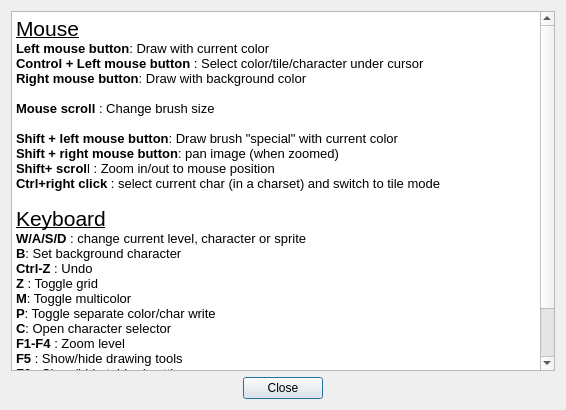
Old version of the form source/dialogimagehelp.ui in the repository leuat/TRSE.
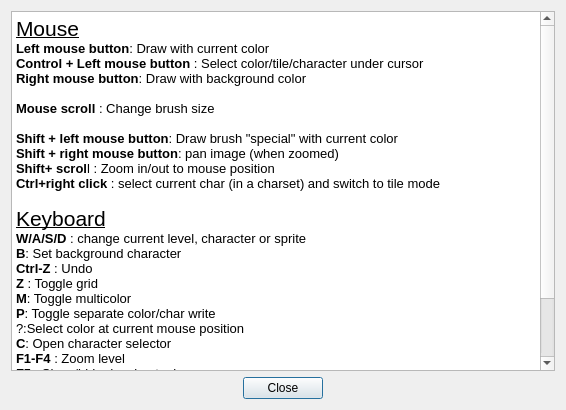
New version of the form.

```diff
--- a/source/dialogimagehelp.ui
+++ b/source/dialogimagehelp.ui
@@ -22,7 +22,7 @@
         <string>&lt;!DOCTYPE HTML PUBLIC &quot;-//W3C//DTD HTML 4.0//EN&quot; &quot;http://www.w3.org/TR/REC-html40/strict.dtd&quot;&gt;
 &lt;html&gt;&lt;head&gt;&lt;meta name=&quot;qrichtext&quot; content=&quot;1&quot; /&gt;&lt;style type=&quot;text/css&quot;&gt;
 p, li { white-space: pre-wrap; }
-&lt;/style&gt;&lt;/head&gt;&lt;body style=&quot; font-family:'MS Shell Dlg 2'; font-size:8.25pt; font-weight:400; font-style:normal;&quot;&gt;
+&lt;/style&gt;&lt;/head&gt;&lt;body style=&quot; font-family:'.AppleSystemUIFont'; font-size:13pt; font-weight:400; font-style:normal;&quot;&gt;
 &lt;p style=&quot; margin-top:0px; margin-bottom:0px; margin-left:0px; margin-right:0px; -qt-block-indent:0; text-indent:0px;&quot;&gt;&lt;span style=&quot; font-family:'Noto Sans'; font-size:16pt; text-decoration: underline;&quot;&gt;Mouse&lt;/span&gt;&lt;/p&gt;
 &lt;p style=&quot; margin-top:0px; margin-bottom:0px; margin-left:0px; margin-right:0px; -qt-block-indent:0; text-indent:0px;&quot;&gt;&lt;span style=&quot; font-family:'Noto Sans'; font-size:10pt; font-weight:600;&quot;&gt;Left mouse button&lt;/span&gt;&lt;span style=&quot; font-family:'Noto Sans'; font-size:10pt;&quot;&gt;: Draw with current color&lt;/span&gt;&lt;/p&gt;
 &lt;p style=&quot; margin-top:0px; margin-bottom:0px; margin-left:0px; margin-right:0px; -qt-block-indent:0; text-indent:0px;&quot;&gt;&lt;span style=&quot; font-family:'Noto Sans'; font-size:10pt; font-weight:600;&quot;&gt;Control + Left mouse button&lt;/span&gt;&lt;span style=&quot; font-family:'Noto Sans'; font-size:10pt;&quot;&gt; : Select color/tile/character under cursor&lt;/span&gt;&lt;/p&gt;
@@ -42,6 +42,7 @@
 &lt;p style=&quot; margin-top:0px; margin-bottom:0px; margin-left:0px; margin-right:0px; -qt-block-indent:0; text-indent:0px;&quot;&gt;&lt;span style=&quot; font-family:'Noto Sans'; font-size:10pt; font-weight:600;&quot;&gt;Z&lt;/span&gt;&lt;span style=&quot; font-family:'Noto Sans'; font-size:10pt;&quot;&gt; : Toggle grid&lt;/span&gt;&lt;/p&gt;
 &lt;p style=&quot; margin-top:0px; margin-bottom:0px; margin-left:0px; margin-right:0px; -qt-block-indent:0; text-indent:0px;&quot;&gt;&lt;span style=&quot; font-family:'Noto Sans'; font-size:10pt; font-weight:600;&quot;&gt;M&lt;/span&gt;&lt;span style=&quot; font-family:'Noto Sans'; font-size:10pt;&quot;&gt;: Toggle multicolor&lt;/span&gt;&lt;/p&gt;
 &lt;p style=&quot; margin-top:0px; margin-bottom:0px; margin-left:0px; margin-right:0px; -qt-block-indent:0; text-indent:0px;&quot;&gt;&lt;span style=&quot; font-family:'Noto Sans'; font-size:10pt; font-weight:600;&quot;&gt;P&lt;/span&gt;&lt;span style=&quot; font-family:'Noto Sans'; font-size:10pt;&quot;&gt;: Toggle separate color/char write&lt;/span&gt;&lt;/p&gt;
+&lt;p style=&quot; margin-top:0px; margin-bottom:0px; margin-left:0px; margin-right:0px; -qt-block-indent:0; text-indent:0px;&quot;&gt;&lt;span style=&quot; font-size:10pt;&quot;&gt;?:Select color at current mouse position&lt;/span&gt;&lt;/p&gt;
 &lt;p style=&quot; margin-top:0px; margin-bottom:0px; margin-left:0px; margin-right:0px; -qt-block-indent:0; text-indent:0px;&quot;&gt;&lt;span style=&quot; font-family:'Noto Sans'; font-size:10pt; font-weight:600;&quot;&gt;C&lt;/span&gt;&lt;span style=&quot; font-family:'Noto Sans'; font-size:10pt;&quot;&gt;: Open character selector&lt;/span&gt;&lt;/p&gt;
 &lt;p style=&quot; margin-top:0px; margin-bottom:0px; margin-left:0px; margin-right:0px; -qt-block-indent:0; text-indent:0px;&quot;&gt;&lt;span style=&quot; font-family:'Noto Sans'; font-size:10pt; font-weight:600;&quot;&gt;F1-F4&lt;/span&gt;&lt;span style=&quot; font-family:'Noto Sans'; font-size:10pt;&quot;&gt; : Zoom level&lt;/span&gt;&lt;/p&gt;
 &lt;p style=&quot; margin-top:0px; margin-bottom:0px; margin-left:0px; margin-right:0px; -qt-block-indent:0; text-indent:0px;&quot;&gt;&lt;span style=&quot; font-family:'Noto Sans'; font-size:10pt; font-weight:600;&quot;&gt;F5&lt;/span&gt;&lt;span style=&quot; font-family:'Noto Sans'; font-size:10pt;&quot;&gt; : Show/hide drawing tools&lt;/span&gt;&lt;/p&gt;
```
